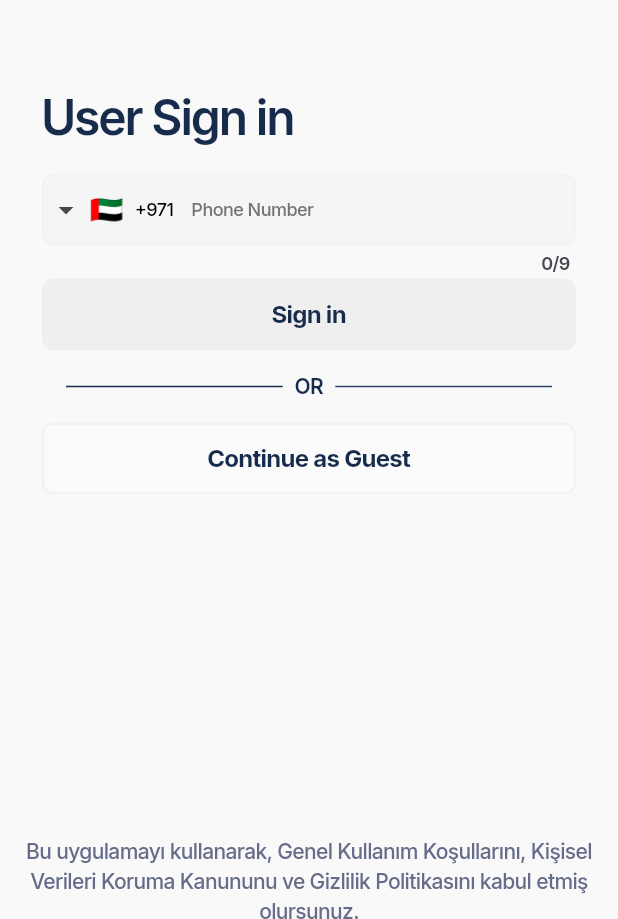
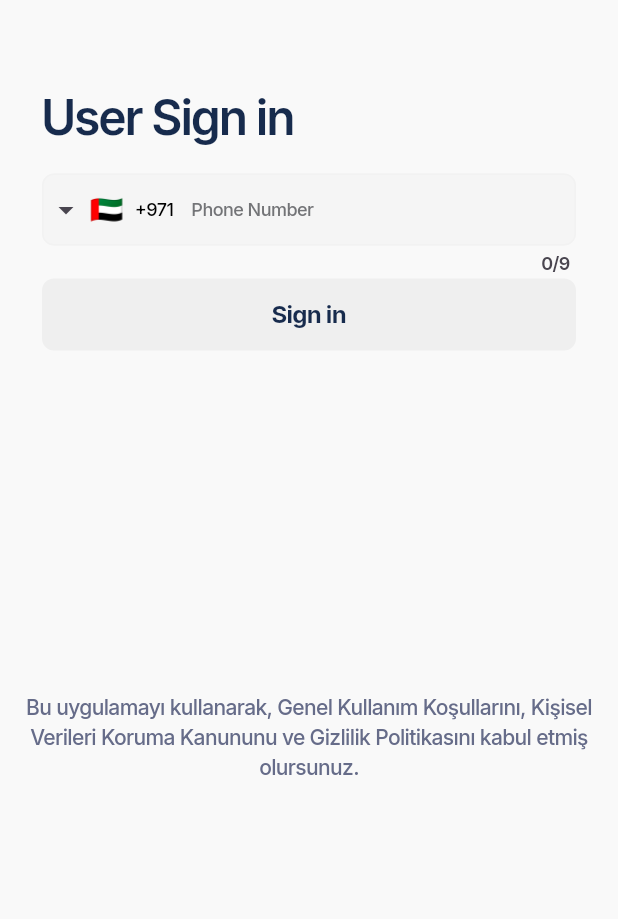
Before and after one commit to aymer-prime/gelirx, a Flutter app: the LoginPage widget shown alone on an empty page, opened directly with empty values, on a phone screen of 412 x 824 dp, the part 317-1236 px from its top. Run offline on Flutter 3.47's test engine with Material 3 defaults, Android fonts, the phone set to English and light mode, and no system bars; drawn by our look-alikes of intl_phone_field; our stand-ins replace another_flushbar, auto_route, bloc, cached_network_image, connectivity_plus, dartz and 23 more; missing offline and left inert: dart:ffi, flutter_callkit_incoming, flutter_facebook_auth, flutter_map_cancellable_tile_provider, geolocator_platform_interface; accounts and stored records are empty; network calls fail.

Commit message:
UI update

```diff
--- a/lib/app/navigation/app_router.dart
+++ b/lib/app/navigation/app_router.dart
@@ -28,6 +28,7 @@ class AppRouter extends RootStackRouter {
   List<AutoRoute> get routes => [
         AutoRoute(
           page: SplashRoute.page,
+          initial: true,
         ),
         AutoRoute(
           page: OnboardingRoute.page,
@@ -37,7 +38,6 @@ class AppRouter extends RootStackRouter {
         ),
         AutoRoute(
           page: HomeRoute.page,
-          initial: true,
         ),
         AutoRoute(
           page: ServicesRoute.page,
--- a/lib/features/auth/presentation/pages/auth_pageview_pages/login_page.dart
+++ b/lib/features/auth/presentation/pages/auth_pageview_pages/login_page.dart
@@ -174,106 +174,106 @@ class LoginPage extends StatelessWidget {
                                   ),
                                 ),
                               ),
-                              if (!isMaster)
-                                Column(
-                                  children: [
-                                    // Center(
-                                    //   child: Text(
-                                    //     AppStrings.signInWithTitle,
-                                    //     style: context.textTheme.headlineSmall,
-                                    //   ),
-                                    // ),
-                                    // const SizedBox(height: AppSize.s20),
-                                    // Row(
-                                    //   mainAxisAlignment:
-                                    //       MainAxisAlignment.spaceEvenly,
-                                    //   children: [
-                                    //     socialLoginButton(
-                                    //         image: ImageAssets.googleLogo,
-                                    //         onTap: () {
-                                    //           context.read<AuthBloc>().add(
-                                    //               const AuthEvent.socialMediaLogin(
-                                    //                   SocialMediaType.Google));
-                                    //         }),
-                                    //     socialLoginButton(
-                                    //         image: ImageAssets.facebookLogo,
-                                    //         onTap: () {
-                                    //           context.read<AuthBloc>().add(
-                                    //               const AuthEvent.socialMediaLogin(
-                                    //                   SocialMediaType.Facebook));
-                                    //         }),
-                                    //     socialLoginButton(
-                                    //         image: ImageAssets.appleLogo,
-                                    //         onTap: () {
-                                    //           context.read<AuthBloc>().add(
-                                    //               const AuthEvent.socialMediaLogin(
-                                    //                   SocialMediaType.Apple));
-                                    //         })
-                                    //   ],
-                                    // ),
-                                    Padding(
-                                      padding: const EdgeInsets.symmetric(
-                                          horizontal: AppPadding.p16),
-                                      child: SizedBox(
-                                        height: AppSize.s48,
-                                        width: double.infinity,
-                                        child: IntrinsicWidth(
-                                          child: Row(
-                                            children: [
-                                              Expanded(
-                                                child: Divider(
-                                                  color: ColorManager
-                                                      .textTitleColor,
-                                                ),
-                                              ),
-                                              Padding(
-                                                padding:
-                                                    const EdgeInsets.symmetric(
-                                                        horizontal:
-                                                            AppPadding.p8),
-                                                child: Text(
-                                                  'OR',
-                                                  style: context
-                                                      .textTheme.labelLarge,
-                                                ),
-                                              ),
-                                              Expanded(
-                                                child: Divider(
-                                                  color: ColorManager
-                                                      .outlineButtonBorderColor,
-                                                ),
-                                              ),
-                                            ],
-                                          ),
-                                        ),
-                                      ),
-                                    ),
-                                    SizedBox(
-                                      width: double.infinity,
-                                      height: AppSize.s48,
-                                      child: OutlinedButton(
-                                        onPressed: () {
-                                          context.router.replace(
-                                              const AlternateMainRoute());
-                                        },
-                                        style: OutlinedButton.styleFrom(
-                                          backgroundColor:
-                                              ColorManager.textfieldFillColor,
-                                          side: BorderSide(
-                                            color: ColorManager
-                                                .textfieldBorderColor,
-                                            width: 1.5,
-                                          ),
-                                        ),
-                                        child: Text(
-                                          AppStrings.continueAsGuest,
-                                          style:
-                                              context.textTheme.headlineSmall,
-                                        ),
-                                      ),
-                                    ),
-                                  ],
-                                ),
+                              // if (!isMaster)
+                              //   Column(
+                              //     children: [
+                              //       // Center(
+                              //       //   child: Text(
+                              //       //     AppStrings.signInWithTitle,
+                              //       //     style: context.textTheme.headlineSmall,
+                              //       //   ),
+                              //       // ),
+                              //       // const SizedBox(height: AppSize.s20),
+                              //       // Row(
+                              //       //   mainAxisAlignment:
+                              //       //       MainAxisAlignment.spaceEvenly,
+                              //       //   children: [
+                              //       //     socialLoginButton(
+                              //       //         image: ImageAssets.googleLogo,
+                              //       //         onTap: () {
+                              //       //           context.read<AuthBloc>().add(
+                              //       //               const AuthEvent.socialMediaLogin(
+                              //       //                   SocialMediaType.Google));
+                              //       //         }),
+                              //       //     socialLoginButton(
+                              //       //         image: ImageAssets.facebookLogo,
+                              //       //         onTap: () {
+                              //       //           context.read<AuthBloc>().add(
+                              //       //               const AuthEvent.socialMediaLogin(
+                              //       //                   SocialMediaType.Facebook));
+                              //       //         }),
+                              //       //     socialLoginButton(
+                              //       //         image: ImageAssets.appleLogo,
+                              //       //         onTap: () {
+                              //       //           context.read<AuthBloc>().add(
+                              //       //               const AuthEvent.socialMediaLogin(
+                              //       //                   SocialMediaType.Apple));
+                              //       //         })
+                              //       //   ],
+                              //       // ),
+                              //       Padding(
+                              //         padding: const EdgeInsets.symmetric(
+                              //             horizontal: AppPadding.p16),
+                              //         child: SizedBox(
+                              //           height: AppSize.s48,
+                              //           width: double.infinity,
+                              //           child: IntrinsicWidth(
+                              //             child: Row(
+                              //               children: [
+                              //                 Expanded(
+                              //                   child: Divider(
+                              //                     color: ColorManager
+                              //                         .textTitleColor,
+                              //                   ),
+                              //                 ),
+                              //                 Padding(
+                              //                   padding:
+                              //                       const EdgeInsets.symmetric(
+                              //                           horizontal:
+                              //                               AppPadding.p8),
+                              //                   child: Text(
+                              //                     'OR',
+                              //                     style: context
+                              //                         .textTheme.labelLarge,
+                              //                   ),
+                              //                 ),
+                              //                 Expanded(
+                              //                   child: Divider(
+                              //                     color: ColorManager
+                              //                         .outlineButtonBorderColor,
+                              //                   ),
+                              //                 ),
+                              //               ],
+                              //             ),
+                              //           ),
+                              //         ),
+                              //       ),
+                              //       SizedBox(
+                              //         width: double.infinity,
+                              //         height: AppSize.s48,
+                              //         child: OutlinedButton(
+                              //           onPressed: () {
+                              //             context.router.replace(
+                              //                 const AlternateMainRoute());
+                              //           },
+                              //           style: OutlinedButton.styleFrom(
+                              //             backgroundColor:
+                              //                 ColorManager.textfieldFillColor,
+                              //             side: BorderSide(
+                              //               color: ColorManager
+                              //                   .textfieldBorderColor,
+                              //               width: 1.5,
+                              //             ),
+                              //           ),
+                              //           child: Text(
+                              //             AppStrings.continueAsGuest,
+                              //             style:
+                              //                 context.textTheme.headlineSmall,
+                              //           ),
+                              //         ),
+                              //       ),
+                              //     ],
+                              //   ),
                             ],
                           ),
                         ),
```
